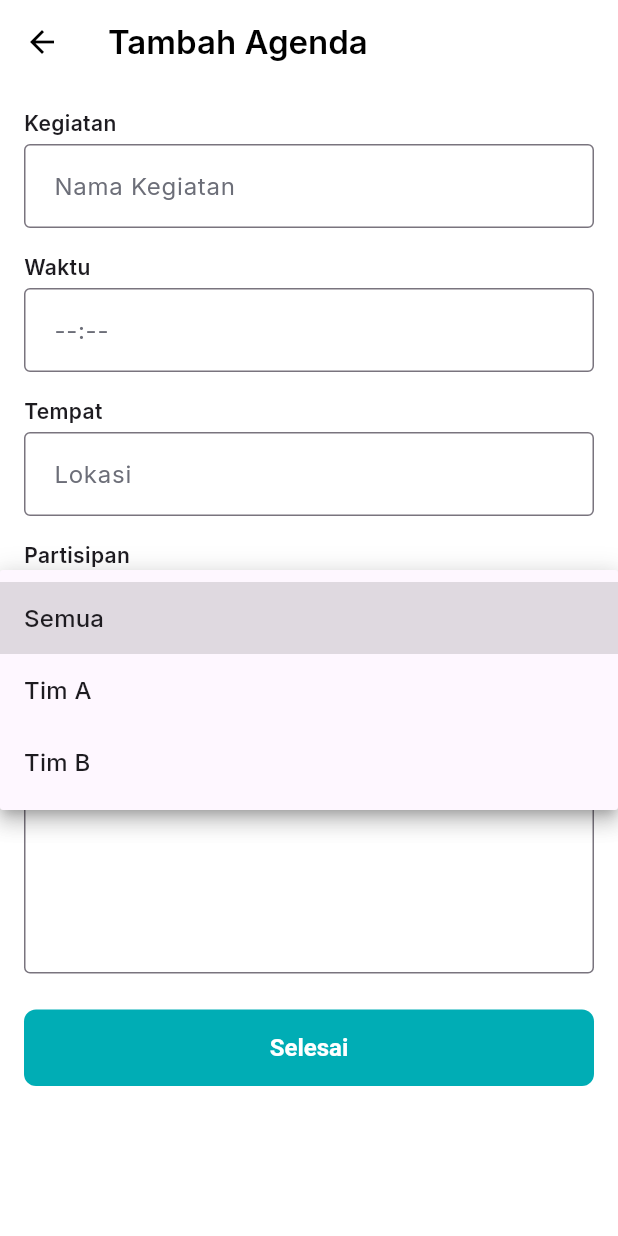
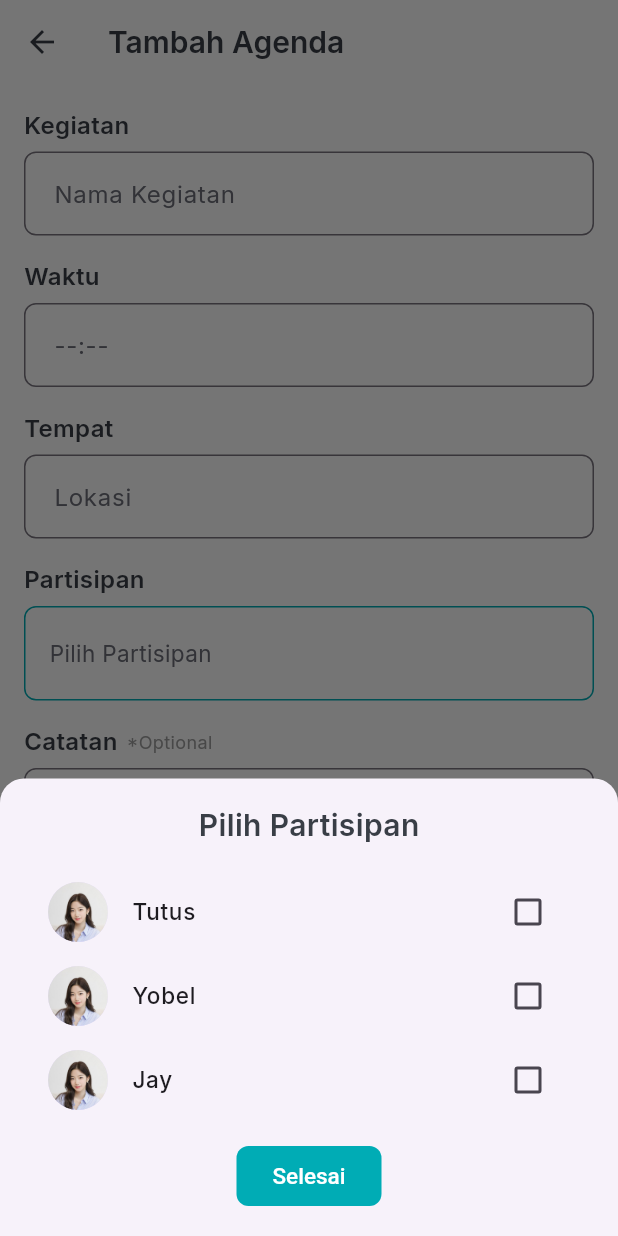
Before and after one commit to hidiyitis/portal-pegawai-app, a Flutter app: the AddAgendaScreen screen opened directly, after a tap on "Pilih Partisipan", on a phone screen of 412 x 824 dp. Run offline on Flutter 3.47's test engine with Material 3 defaults, Android fonts, the phone set to English and light mode, and no system bars; our stand-ins replace bloc, dio, equatable, flutter_bloc, get_it, iconly and 1 more; accounts and stored records are empty.

```diff
--- a/lib/core/configs/theme/app_text_size.dart
+++ b/lib/core/configs/theme/app_text_size.dart
@@ -1,8 +1,8 @@
 class AppTextSize {
-  static final double bodySmall = 13;
-  static final double bodyMedium = 15;
-  static final double bodyLarge = 16;
-  static final double headingSmall = 20;
-  static final double headingMedium = 28;
-  static final double headingLarge = 36;
+  static const double bodySmall = 13;
+  static const double bodyMedium = 15;
+  static const double bodyLarge = 16;
+  static const double headingSmall = 20;
+  static const double headingMedium = 28;
+  static const double headingLarge = 36;
 }
--- a/lib/presentation/home/pages/calendar/addAgenda.dart
+++ b/lib/presentation/home/pages/calendar/addAgenda.dart
@@ -1,4 +1,7 @@
 import 'package:flutter/material.dart';
+import 'package:portal_pegawai_app/core/configs/theme/app_colors.dart';
+import 'package:portal_pegawai_app/core/configs/theme/app_text_size.dart';
+import 'package:portal_pegawai_app/core/configs/assets/app_images.dart';
 
 class AddAgendaScreen extends StatefulWidget {
   const AddAgendaScreen({super.key});
@@ -13,8 +16,8 @@ class _AddAgendaScreenState extends State<AddAgendaScreen> {
   final TextEditingController _tempatController = TextEditingController();
   final TextEditingController _catatanController = TextEditingController();
 
-  String? _selectedPartisipan;
-  final List<String> partisipanOptions = ['Semua', 'Tim A', 'Tim B'];
+  final List<String> partisipanOptions = ['Tutus', 'Yobel', 'Jay'];
+  List<String> selectedPartisipan = [];
 
   Future<void> _selectTime() async {
     final TimeOfDay? picked = await showTimePicker(
@@ -29,12 +32,88 @@ class _AddAgendaScreenState extends State<AddAgendaScreen> {
     }
   }
 
+  void _showPartisipanSelector() {
+    showModalBottomSheet(
+      context: context,
+      isScrollControlled: true,
+      shape: const RoundedRectangleBorder(
+        borderRadius: BorderRadius.vertical(top: Radius.circular(16)),
+      ),
+      builder: (context) {
+        return StatefulBuilder(
+          builder: (context, setModalState) {
+            return Padding(
+              padding: const EdgeInsets.all(16),
+              child: Column(
+                mainAxisSize: MainAxisSize.min,
+                children: [
+                  Text(
+                    "Pilih Partisipan",
+                    style: TextStyle(
+                      fontSize: AppTextSize.headingSmall,
+                      fontWeight: FontWeight.w600,
+                      color: AppColors.onPrimary,
+                    ),
+                  ),
+                  const SizedBox(height: 16),
+                  ListView.builder(
+                    shrinkWrap: true,
+                    itemCount: partisipanOptions.length,
+                    itemBuilder: (context, index) {
+                      String name = partisipanOptions[index];
+                      bool isSelected = selectedPartisipan.contains(name);
+
+                      return CheckboxListTile(
+                        value: isSelected,
+                        onChanged: (value) {
+                          setModalState(() {
+                            if (value == true) {
+                              selectedPartisipan.add(name);
+                            } else {
+                              selectedPartisipan.remove(name);
+                            }
+                          });
+                          setState(() {});
+                        },
+                        title: Text(
+                          name,
+                          style: TextStyle(
+                            fontSize: AppTextSize.bodyMedium,
+                            fontWeight: FontWeight.w500,
+                          ),
+                        ),
+                        secondary: CircleAvatar(
+                          backgroundImage: AssetImage(AppImages.defaultProfile),
+                        ),
+                      );
+                    },
+                  ),
+                  const SizedBox(height: 12),
+                  ElevatedButton(
+                    onPressed: () => Navigator.pop(context),
+                    child: const Text(
+                      'Selesai',
+                      style: TextStyle(
+                        color: Colors.white,
+                        fontSize: AppTextSize.bodyMedium,
+                        fontWeight: FontWeight.w500,
+                      ),
+                    ),
+                  ),
+                ],
+              ),
+            );
+          },
+        );
+      },
+    );
+  }
+
   void _submitAgenda() {
-    // TODO: simpan agenda atau kirim ke backend
     print("Kegiatan: ${_kegiatanController.text}");
     print("Waktu: ${_waktuController.text}");
     print("Tempat: ${_tempatController.text}");
-    print("Partisipan: $_selectedPartisipan");
+    print("Partisipan: $selectedPartisipan");
     print("Catatan: ${_catatanController.text}");
   }
 
@@ -42,117 +121,92 @@ class _AddAgendaScreenState extends State<AddAgendaScreen> {
   Widget build(BuildContext context) {
     return Scaffold(
       appBar: AppBar(
-        title: const Text(
+        title: Text(
           'Tambah Agenda',
-          style: TextStyle(fontWeight: FontWeight.w600),
+          style: TextStyle(
+            fontWeight: FontWeight.w600,
+            fontSize: AppTextSize.headingSmall,
+            color: AppColors.onPrimary,
+          ),
         ),
         leading: IconButton(
           icon: const Icon(Icons.arrow_back),
           onPressed: () => Navigator.pop(context),
+          color: AppColors.onPrimary,
         ),
         elevation: 0,
-        backgroundColor: Colors.white,
-        foregroundColor: Colors.black,
+        backgroundColor: AppColors.surface,
       ),
       body: Padding(
         padding: const EdgeInsets.all(16.0),
         child: ListView(
           children: [
-            const Text(
-              "Kegiatan",
-              style: TextStyle(fontWeight: FontWeight.w600),
-            ),
-            const SizedBox(height: 4),
+            _buildTextLabel("Kegiatan"),
             TextField(
               controller: _kegiatanController,
-              decoration: const InputDecoration(
-                hintText: 'Nama Kegiatan',
-                border: OutlineInputBorder(),
-              ),
+              decoration: const InputDecoration(hintText: 'Nama Kegiatan'),
             ),
             const SizedBox(height: 16),
-            const Text("Waktu", style: TextStyle(fontWeight: FontWeight.w600)),
-            const SizedBox(height: 4),
+            _buildTextLabel("Waktu"),
             TextField(
               controller: _waktuController,
               readOnly: true,
               onTap: _selectTime,
-              decoration: const InputDecoration(
-                hintText: '--:--',
-                border: OutlineInputBorder(),
+              decoration: const InputDecoration(hintText: '--:--'),
+            ),
+            const SizedBox(height: 16),
+            _buildTextLabel("Tempat"),
+            TextField(
+              controller: _tempatController,
+              decoration: const InputDecoration(hintText: 'Lokasi'),
+            ),
+            const SizedBox(height: 16),
+            _buildTextLabel("Partisipan"),
+            GestureDetector(
+              onTap: _showPartisipanSelector,
+              child: Container(
+                padding: const EdgeInsets.symmetric(
+                  horizontal: 16,
+                  vertical: 20,
+                ),
+                decoration: BoxDecoration(
+                  border: Border.all(color: AppColors.primary),
+                  borderRadius: BorderRadius.circular(8),
+                ),
+                child: Text(
+                  selectedPartisipan.isEmpty
+                      ? "Pilih Partisipan"
+                      : selectedPartisipan.join(', '),
+                  style: TextStyle(
+                    fontSize: AppTextSize.bodyMedium,
+                    color:
+                        selectedPartisipan.isEmpty
+                            ? AppColors.onSecondary
+                            : AppColors.onPrimary,
+                  ),
+                ),
               ),
             ),
             const SizedBox(height: 16),
-            const Text("Tempat", style: TextStyle(fontWeight: FontWeight.w600)),
-            const SizedBox(height: 4),
-            TextField(
-              controller: _tempatController,
-              decoration: const InputDecoration(
-                hintText: 'Lokasi',
-                border: OutlineInputBorder(),
-              ),
-            ),
-            const SizedBox(height: 16),
-            const Text(
-              "Partisipan",
-              style: TextStyle(fontWeight: FontWeight.w600),
-            ),
-            const SizedBox(height: 4),
-            DropdownButtonFormField<String>(
-              value: _selectedPartisipan,
-              items:
-                  partisipanOptions.map((option) {
-                    return DropdownMenuItem(value: option, child: Text(option));
-                  }).toList(),
-              onChanged: (value) {
-                setState(() {
-                  _selectedPartisipan = value;
-                });
-              },
-              decoration: const InputDecoration(
-                hintText: 'Pilih Partisipan',
-                border: OutlineInputBorder(),
-              ),
-            ),
-            const SizedBox(height: 16),
-            const Text(
-              "Catatan",
-              style: TextStyle(fontWeight: FontWeight.w600),
-            ),
-            const Text(
-              "*Optional",
-              style: TextStyle(fontSize: 12, color: Colors.grey),
-            ),
-            const SizedBox(height: 4),
+            _buildTextLabel("Catatan", optional: true),
             TextField(
               controller: _catatanController,
               maxLines: 5,
-              decoration: const InputDecoration(
-                hintText: 'Tambahan',
-                border: OutlineInputBorder(),
-              ),
+              decoration: const InputDecoration(hintText: 'Tambahan'),
             ),
             const SizedBox(height: 24),
-            SizedBox(
-              width: double.infinity,
-              child: ElevatedButton(
+            ElevatedButton(
               onPressed: _submitAgenda,
               style: ElevatedButton.styleFrom(
-                  backgroundColor: const Color(
-                    0xFF00ADB5,
-                  ), // ← warna background #00ADB5
                 padding: const EdgeInsets.symmetric(vertical: 16),
-                  shape: RoundedRectangleBorder(
-                    borderRadius: BorderRadius.circular(8),
+                backgroundColor: AppColors.primary,
               ),
-                ),
-                child: const Text(
+              child: Text(
                 "Selesai",
                 style: TextStyle(
-                    fontSize: 16,
-                    color: Colors.white, // ← warna teks putih
-                    fontWeight: FontWeight.w600,
-                  ),
+                  color: Colors.white,
+                  fontSize: AppTextSize.bodyMedium,
+                  fontWeight: FontWeight.w500,
                 ),
               ),
             ),
@@ -161,4 +215,28 @@ class _AddAgendaScreenState extends State<AddAgendaScreen> {
       ),
     );
   }
+
+  Widget _buildTextLabel(String text, {bool optional = false}) {
+    return Padding(
+      padding: const EdgeInsets.only(bottom: 6),
+      child: Row(
+        children: [
+          Text(
+            text,
+            style: TextStyle(
+              fontWeight: FontWeight.w600,
+              fontSize: AppTextSize.bodyLarge,
+              color: AppColors.onPrimary,
+            ),
+          ),
+          if (optional) const SizedBox(width: 6),
+          if (optional)
+            const Text(
+              "*Optional",
+              style: TextStyle(fontSize: 12, color: Colors.grey),
+            ),
+        ],
+      ),
+    );
   }
+}
--- a/lib/presentation/home/pages/home.dart
+++ b/lib/presentation/home/pages/home.dart
@@ -1,6 +1,5 @@
 import 'package:flutter/material.dart';
 import 'package:flutter_bloc/flutter_bloc.dart';
-import 'package:intl/date_symbol_data_local.dart';
 import 'package:iconly/iconly.dart';
 import 'package:portal_pegawai_app/presentation/bottom_navigation/bloc/navigation_bloc.dart';
 import 'package:portal_pegawai_app/presentation/bottom_navigation/bloc/navigation_event.dart';
--- a/lib/presentation/home/widgets/agenda_tile.dart
+++ b/lib/presentation/home/widgets/agenda_tile.dart
@@ -24,8 +24,8 @@ class AgendaTile extends StatelessWidget {
             radius: 24,
             backgroundColor: agenda.color,
             child: Text(
-              agenda
-                  .dateLabel, // Disarankan: buat `dateLabel` di model misalnya '1\nMar'
+              agenda.dateLabel,
+
               textAlign: TextAlign.center,
               style: const TextStyle(
                 fontSize: 10,
```
Also changed, not shown: lib/presentation/home/pages/calendar/calendar.dart (+22 -19 lines), lib/presentation/home/widgets/participant_selector.dart (added, +125 -0 lines). Lines whose indentation alone changed are shown as unchanged.
